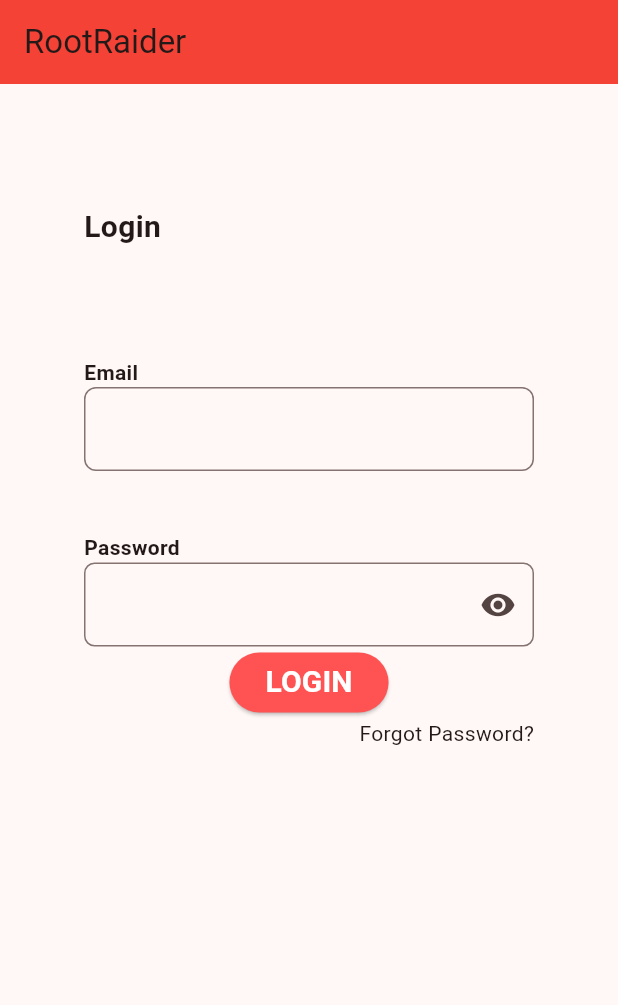
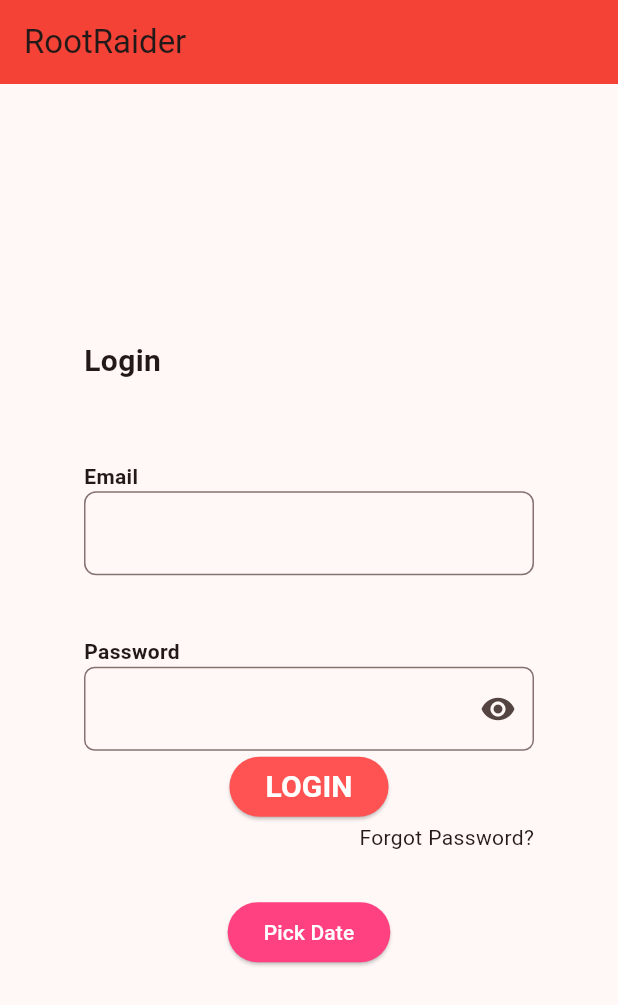
Before and after one commit to rshhridoy/flutter-playground, a Flutter app: the screen it shows after launch, on a phone screen of 412 x 824 dp. Shown: the top 1005 px of the screen. Run offline on Flutter 3.47's test engine with Material 3 defaults, Android fonts, the phone set to English and light mode, and no system bars.

Commit message:
ShowDatePicker

```diff
--- a/lib/main.dart
+++ b/lib/main.dart
@@ -52,12 +52,13 @@ class _MyHomePageState extends State<MyHomePage> {
         body: Center(
           child: Container(
             width: 300,
+            child: SingleChildScrollView(
               child: Column(
                 children: [
                   Row(
                     children: [
                       Padding(
-                      padding: const EdgeInsets.only(top: 81.0, bottom: 51),
+                        padding: const EdgeInsets.only(bottom: 31),
                         child: Container(
                           height: 50,
                           child: Text(
@@ -83,7 +84,8 @@ class _MyHomePageState extends State<MyHomePage> {
                       controller: emailBox,
                       decoration: InputDecoration(
                           border: OutlineInputBorder(
-                            borderRadius: BorderRadius.all(Radius.circular(8)),
+                              borderRadius:
+                                  BorderRadius.all(Radius.circular(8)),
                               borderSide: BorderSide(width: 2))),
                     ),
                   ),
@@ -129,7 +131,31 @@ class _MyHomePageState extends State<MyHomePage> {
                       Text("Forgot Password?"),
                     ],
                   ),
+                  Padding(
+                    padding: const EdgeInsets.all(8.0),
+                    child: Column(
+                      children: [
+                        Text(""),
+                        ElevatedButton(
+                            style: ButtonStyle(
+                                backgroundColor:
+                                    WidgetStatePropertyAll(Colors.pinkAccent)),
+                            onPressed: () async {
+                              DateTime? date = await showDatePicker(
+                                  context: context,
+                                  initialDate: DateTime.now(),
+                                  firstDate: DateTime(2020),
+                                  lastDate: DateTime(2030));
+                            },
+                            child: Text(
+                              "Pick Date",
+                              style: TextStyle(color: Colors.white),
+                            ))
                       ],
+                    ),
+                  )
+                ],
+              ),
             ),
           ),
         ));
```
Lines whose indentation alone changed are shown as unchanged.
